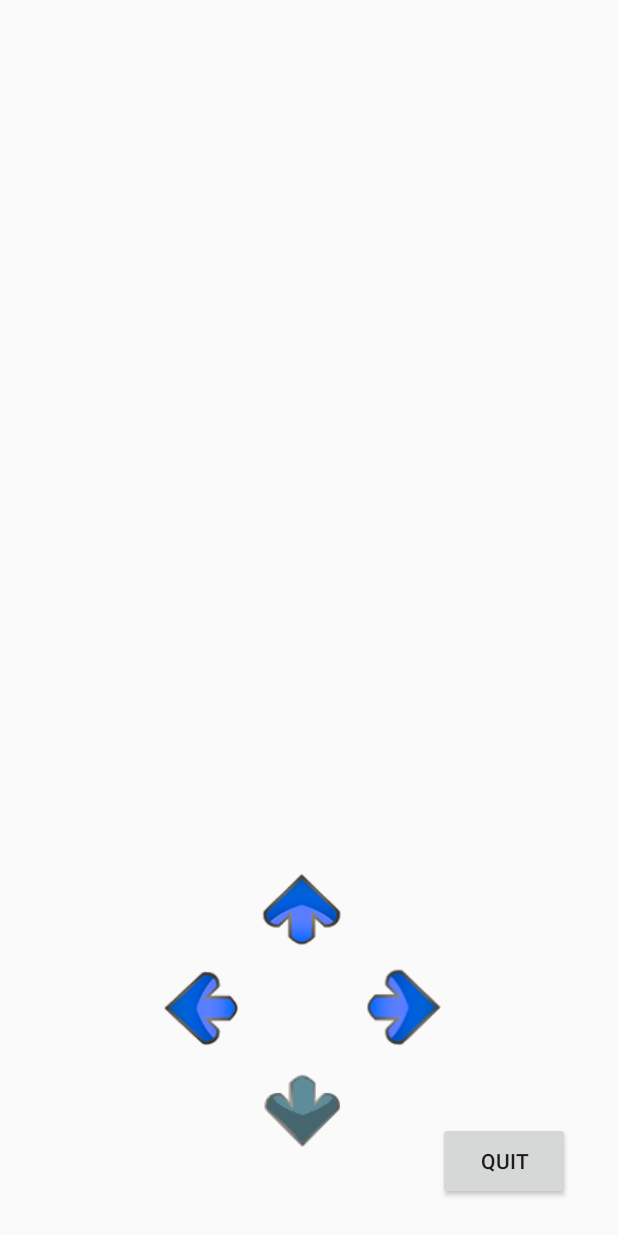
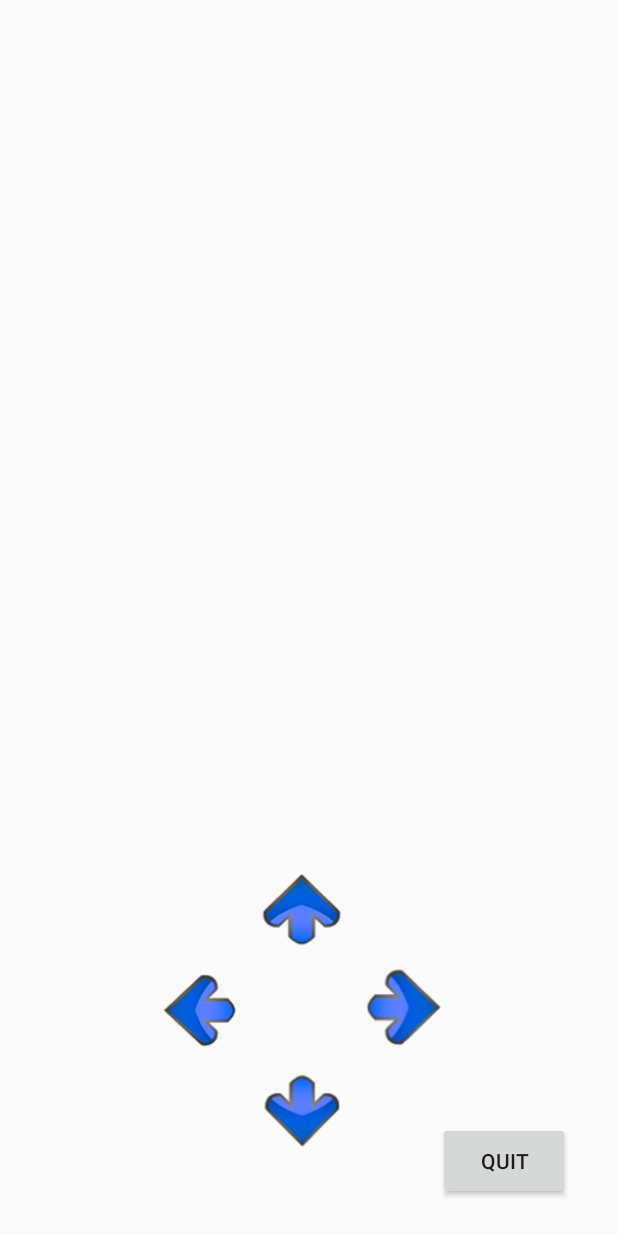
Before and after one commit to geonkim2/CS125Final, an Android app: the layout activity_game.xml on its own in the app's theme, with its tools: preview values and no code run, on a phone screen of 412 x 824 dp. Run offline under Robolectric (Android 15) with nearby library versions, the light colour scheme and no system bars.

Commit message:
finished queebee arrows, doing quaoar design

```diff
--- a/app/src/main/java/com/example/cs125final/GameActivity.java
+++ b/app/src/main/java/com/example/cs125final/GameActivity.java
@@ -53,15 +53,21 @@ public class GameActivity extends AppCompatActivity {
             leftArrow = findViewById(R.id.yellowLeft);
             upArrow = findViewById(R.id.yellowUp);
             currentlyPlaying = MediaPlayer.create(GameActivity.this, R.raw.marionette);
-        } else if (songName.equals("queen bee")) {
+        } if (songName.equals("queen bee")) {
             currentlyPlaying = MediaPlayer.create(GameActivity.this, R.raw.queenbee);
+            int greyish = getResources().getColor(R.color.greyish);
+            quit.setBackgroundColor(greyish);
             background = findViewById(R.id.queenBeeBackground);
             background.setVisibility(View.VISIBLE);
             downArrow = findViewById(R.id.greyishDown);
-            rightArrow = findViewById(R.id.right_image);
-            upArrow = findViewById(R.id.up_image);
-            leftArrow = findViewById(R.id.left_image);
-        } else {
+            rightArrow = findViewById(R.id.greyishRight);
+            upArrow = findViewById(R.id.greyishUp);
+            leftArrow = findViewById(R.id.greyishLeft);
+        }
+        if (songName.equals("quaoar")) {
+            background = findViewById(R.id.quaoarBackground);
+            background.setVisibility(View.VISIBLE);
+            currentlyPlaying = MediaPlayer.create(GameActivity.this, R.raw.quaoar);
             int green = getResources().getColor(R.color.green);
             quit.setBackgroundColor(green);
             downArrow = findViewById(R.id.down_image);
@@ -69,11 +75,14 @@ public class GameActivity extends AppCompatActivity {
             upArrow = findViewById(R.id.up_image);
             leftArrow = findViewById(R.id.left_image);
         }
-        if (songName.equals("quaoar")) {
-            currentlyPlaying = MediaPlayer.create(GameActivity.this, R.raw.quaoar);
-        }
         if (songName.equals("???")) {
             currentlyPlaying = MediaPlayer.create(GameActivity.this, R.raw.rickroll);
+            int green = getResources().getColor(R.color.green);
+            quit.setBackgroundColor(green);
+            downArrow = findViewById(R.id.down_image);
+            rightArrow = findViewById(R.id.right_image);
+            upArrow = findViewById(R.id.up_image);
+            leftArrow = findViewById(R.id.left_image);
         }
         onScreen = true;
 
--- a/app/src/main/res/layout/activity_game.xml
+++ b/app/src/main/res/layout/activity_game.xml
@@ -72,8 +72,8 @@
 
     <ImageView
         android:id="@+id/left_image"
-        android:layout_width="100dp"
-        android:layout_height="100dp"
+        android:layout_width="98dp"
+        android:layout_height="97dp"
         android:layout_marginStart="88dp"
         android:layout_marginLeft="88dp"
         android:layout_marginBottom="100dp"
@@ -209,8 +209,54 @@
         android:layout_marginStart="152dp"
         android:layout_marginLeft="152dp"
         android:layout_marginBottom="32dp"
+        android:visibility="gone"
         app:layout_constraintBottom_toBottomOf="parent"
         app:layout_constraintStart_toStartOf="parent"
         app:srcCompat="@drawable/greyish_down_arrow" />
 
+    <ImageView
+        android:id="@+id/greyishLeft"
+        android:layout_width="99dp"
+        android:layout_height="98dp"
+        android:layout_marginStart="87dp"
+        android:layout_marginLeft="87dp"
+        android:layout_marginBottom="100dp"
+        android:visibility="gone"
+        app:layout_constraintBottom_toBottomOf="parent"
+        app:layout_constraintStart_toStartOf="parent"
+        app:srcCompat="@drawable/greyish_left_arrow" />
+
+    <ImageView
+        android:id="@+id/greyishUp"
+        android:layout_width="104dp"
+        android:layout_height="100dp"
+        android:layout_marginEnd="154dp"
+        android:layout_marginRight="154dp"
+        android:layout_marginBottom="164dp"
+        android:visibility="gone"
+        app:layout_constraintBottom_toBottomOf="parent"
+        app:layout_constraintEnd_toEndOf="parent"
+        app:srcCompat="@drawable/greyish_up_arrow" />
+
+    <ImageView
+        android:id="@+id/greyishRight"
+        android:layout_width="103dp"
+        android:layout_height="102dp"
+        android:layout_marginEnd="88dp"
+        android:layout_marginRight="88dp"
+        android:layout_marginBottom="100dp"
+        android:visibility="gone"
+        app:layout_constraintBottom_toBottomOf="parent"
+        app:layout_constraintEnd_toEndOf="parent"
+        app:srcCompat="@drawable/greyish_right_arrow" />
+
+    <ImageView
+        android:id="@+id/quaoarBackground"
+        android:layout_width="417dp"
+        android:layout_height="745dp"
+        android:visibility="gone"
+        app:srcCompat="@drawable/quaoar"
+        tools:layout_editor_absoluteX="0dp"
+        tools:layout_editor_absoluteY="0dp" />
+
 </android.support.constraint.ConstraintLayout>
--- a/app/src/main/res/values/colors.xml
+++ b/app/src/main/res/values/colors.xml
@@ -7,4 +7,5 @@
     <color name="black">#000000</color>
     <color name="green">#32CD32</color>
     <color name="yellow">#FCD116</color>
+    <color name="greyish">#778899</color>
 </resources>
```
